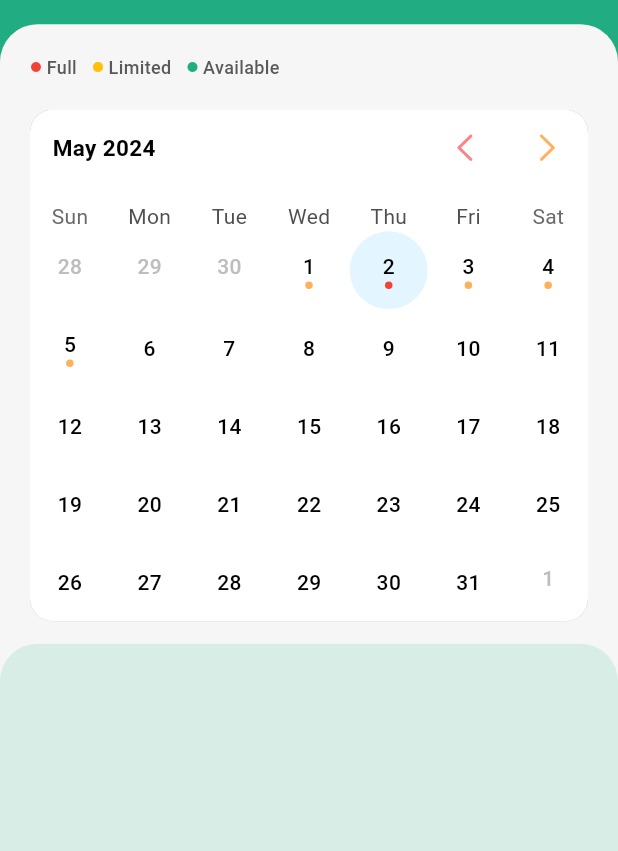
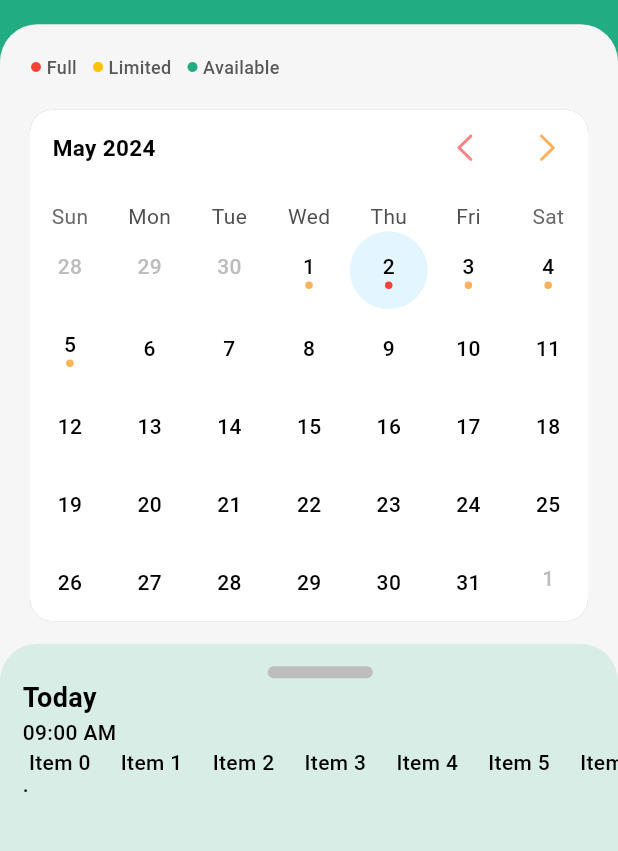
Before and after one commit to UnidboxIT/UnidboxApp, a Flutter app: the CalendarScreen screen opened directly, on a phone screen of 412 x 824 dp, the part 87-938 px from its top. Run offline on Flutter 3.47's test engine with Material 3 defaults, Android fonts, the phone set to English and light mode, and no system bars; drawn by our look-alikes of table_calendar; our stand-ins replace cached_network_image, dropdown_button2, focus_detector_v2, get, get_storage, image_picker and 3 more; missing offline and left inert: syncfusion_flutter_barcodes; accounts and stored records are empty.

Commit message:
handy man

```diff
--- a/lib/views/screens/calendar_screens/calendar_view_screen.dart
+++ b/lib/views/screens/calendar_screens/calendar_view_screen.dart
@@ -14,24 +14,17 @@ class CalendarViewScreen extends StatelessWidget {
   Widget build(BuildContext context) {
     return GetBuilder<CalendarController>(builder: (controller) {
       return Column(
+        mainAxisSize: MainAxisSize.min,
         children: [
           Padding(
             padding: const EdgeInsets.symmetric(horizontal: 20, vertical: 20),
             child: statusWidget(),
           ),
-          Expanded(
-            child: ListView(
-              shrinkWrap: true,
-              physics: const ClampingScrollPhysics(),
-              children: [
-                controller.isMonthlyVisible
-                    ? const MonthlyCalendarViewWidget()
-                    : const WeekCalendarViewWidget(),
-                const SizedBox(height: 15),
-                const CalendarHandymanAssignWidget()
-              ],
-            ),
-          )
+          controller.isMonthlyVisible
+              ? const MonthlyCalendarViewWidget()
+              : const WeekCalendarViewWidget(),
+          const SizedBox(height: 15),
+          const CalendarHandymanAssignWidget()
         ],
       );
     });
--- a/lib/views/screens/calendar_screens/widgets/calendar_handyman_assign.dart
+++ b/lib/views/screens/calendar_screens/widgets/calendar_handyman_assign.dart
@@ -1,13 +1,18 @@
+import 'package:flutter/cupertino.dart';
 import 'package:flutter/material.dart';
+import 'package:flutter/widgets.dart';
 import 'package:responsive_sizer/responsive_sizer.dart';
 import 'package:unidbox_app/utils/constant/app_color.dart';
+import 'package:unidbox_app/views/widgets/text_widget.dart';
 
 class CalendarHandymanAssignWidget extends StatelessWidget {
   const CalendarHandymanAssignWidget({super.key});
 
   @override
   Widget build(BuildContext context) {
-    return Container(
+    return Expanded(
+      child: Container(
+        width: 100.w,
         height: 50.h,
         decoration: BoxDecoration(
           color: AppColor.bottomSheetBgColor,
@@ -16,6 +21,75 @@ class CalendarHandymanAssignWidget extends StatelessWidget {
             topRight: Radius.circular(25),
           ),
         ),
+        child: Padding(
+          padding: const EdgeInsets.only(left: 15, top: 15),
+          child: Column(
+            crossAxisAlignment: CrossAxisAlignment.start,
+            mainAxisSize: MainAxisSize.min,
+            children: [
+              Center(child: headWidget()),
+              textWidget(
+                "Today",
+                fontWeight: FontWeight.bold,
+                size: 18,
+              ),
+              Expanded(
+                child: ListView(
+                  children: [
+                    handymanAssignWidget(),
+                  ],
+                ),
+              )
+              // ListView(
+              //   shrinkWrap: true,
+              //   children: [handymanAssignWidget()],
+              // )
+            ],
+          ),
+        ),
+      ),
+    );
+  }
+
+  Widget headWidget() {
+    return Container(
+      width: 70,
+      height: 8,
+      decoration: BoxDecoration(
+        color: Colors.grey.shade400,
+        borderRadius: BorderRadius.circular(50),
+      ),
+    );
+  }
+
+  Widget handymanAssignWidget() {
+    return Column(
+      mainAxisSize: MainAxisSize.min,
+      crossAxisAlignment: CrossAxisAlignment.start,
+      children: [
+        textWidget("09:00 AM"),
+        Row(
+          children: [
+            textWidget("."),
+            Expanded(
+              child: SizedBox(
+                height: 50,
+                width: 100.w,
+                child: ListView.separated(
+                    scrollDirection: Axis.horizontal,
+                    shrinkWrap: true,
+                    itemBuilder: (context, index) {
+                      return textWidget("Item $index");
+                    },
+                    separatorBuilder: (context, index) {
+                      return const SizedBox(width: 20);
+                    },
+                    itemCount: 10),
+              ),
+            )
+          ],
+        )
+      ],
     );
   }
 }
```
Lines whose indentation alone changed are shown as unchanged.
